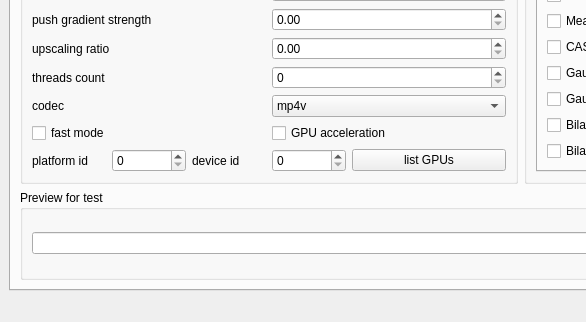
Above: GUI/src/mainwindow.ui from TianZerL/Anime4KCPP before the change; both pictures show x 0 to 586 and y 268 to 590 of the 1042 by 590 pixel window. Below: the same form after it.
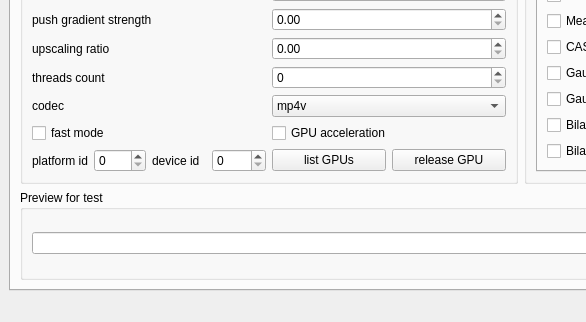
That is the form after the change. The open tabs and pages were chosen to show the change.

Commit message: Add release GPU for GUI

Patch:
```diff
--- a/GUI/src/mainwindow.ui
+++ b/GUI/src/mainwindow.ui
@@ -848,6 +848,16 @@
                </property>
               </widget>
              </item>
+             <item>
+              <widget class="QPushButton" name="pushButtonReleaseGPU">
+               <property name="statusTip">
+                <string>Release GPU in order to specify anoher GPU</string>
+               </property>
+               <property name="text">
+                <string>release GPU</string>
+               </property>
+              </widget>
+             </item>
             </layout>
            </item>
           </layout>
```
Left out of the diff: 4 changed lines with no effect on the pictures. The commit also changes 6 other files.
